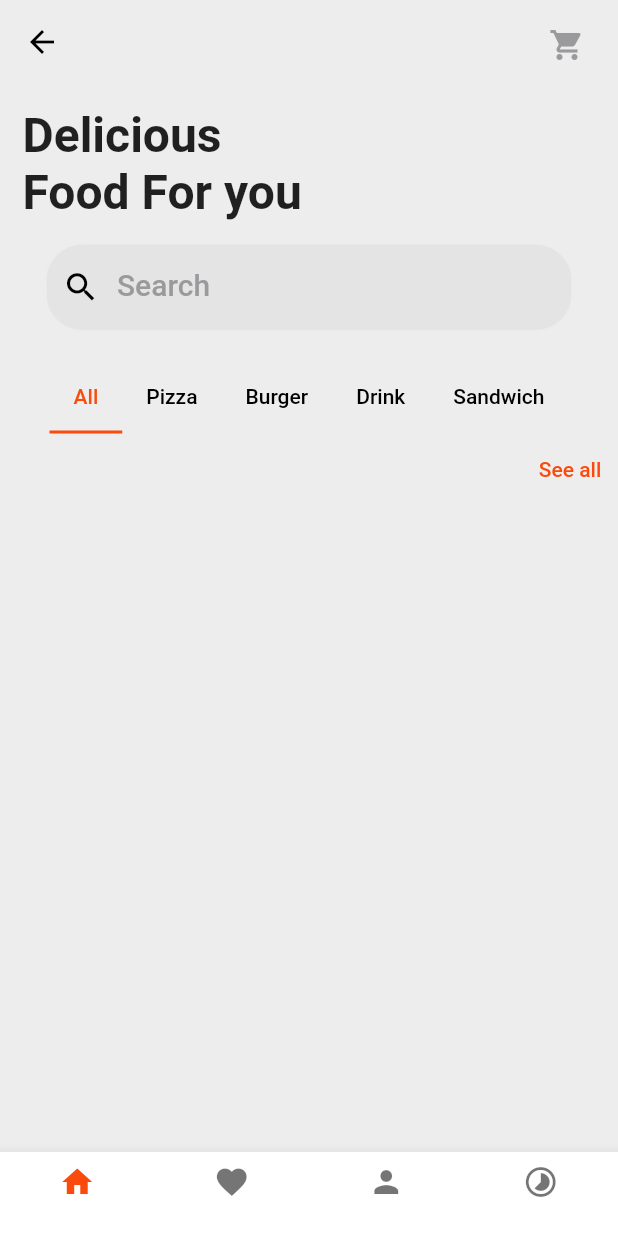
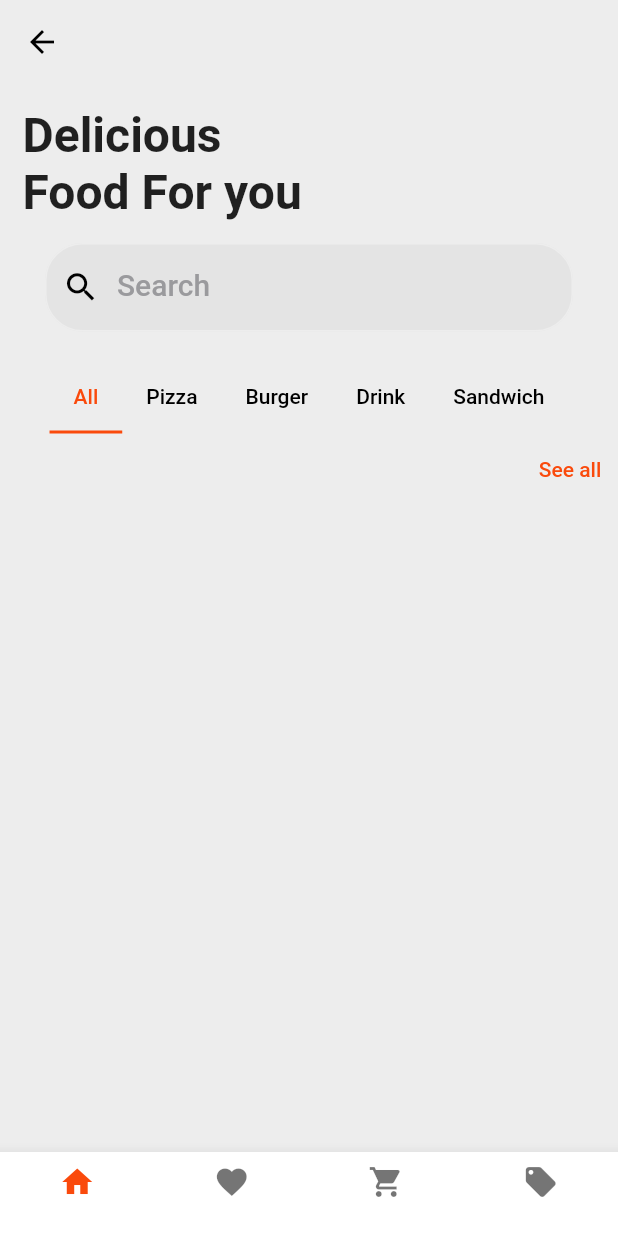
Before and after one commit to Kh-Anter/FPFlutter-Restorant, a Flutter app: the HomeScreen screen opened by its route, on a phone screen of 412 x 824 dp. Run offline on Flutter 3.47's test engine with Material 2 defaults, Android fonts, the phone set to English and light mode, and no system bars; drawn by our look-alikes of flutter_zoom_drawer; our stand-ins replace cloud_firestore, firebase_auth, firebase_core, font_awesome_flutter, get, google_sign_in and 1 more; missing offline and left inert: flutter_facebook_auth; accounts and stored records are empty; Roboto replaces fonts that are missing (SF-Pro-Rounded).

Commit message:
update bottom_nav & drawer

```diff
--- a/lib/screens/home/home.dart
+++ b/lib/screens/home/home.dart
@@ -6,6 +6,7 @@ import 'package:restorant/constants.dart';
 import 'package:restorant/getx/featchData.dart';
 import 'package:restorant/getx/home_ctl.dart';
 import 'package:restorant/controller/maincontroller.dart';
+import 'package:restorant/screens/Favorite.dart';
 import 'package:restorant/screens/aboutus.dart';
 import 'package:restorant/screens/home/cart.dart';
 import 'package:restorant/screens/offers.dart';
@@ -88,11 +89,10 @@ class _HomeScreenState extends State<HomeScreen> with TickerProviderStateMixin {
                 ListTile(
                     title: Row(
                   children: [
-                    const Icon(Icons.add_shopping_cart,
-                        color: Colors.white, size: 20),
+                    const Icon(Icons.timelapse, color: Colors.white, size: 20),
                     const SizedBox(width: 10),
                     TextButton(
-                      onPressed: () => Get.toNamed(CartPage.routeName),
+                      onPressed: () {},
                       child: const Text('Orders',
                           style: TextStyle(color: Colors.white, fontSize: 18)),
                     )
@@ -106,12 +106,12 @@ class _HomeScreenState extends State<HomeScreen> with TickerProviderStateMixin {
                 ListTile(
                     title: Row(
                   children: [
-                    const Icon(Icons.local_offer_outlined,
+                    const Icon(Icons.table_restaurant,
                         color: Colors.white, size: 20),
                     const SizedBox(width: 10),
                     TextButton(
-                      onPressed: () => Get.toNamed(Offers.routeName),
-                      child: const Text('Offer and promo',
+                      onPressed: () {},
+                      child: const Text('Book a table',
                           style: TextStyle(color: Colors.white, fontSize: 18)),
                     )
                   ],
@@ -126,12 +126,12 @@ class _HomeScreenState extends State<HomeScreen> with TickerProviderStateMixin {
                     title: Row(
                   children: [
                     const Icon(Icons.privacy_tip_outlined,
-                        color: Colors.white, size: 18),
+                        color: Colors.white, size: 20),
                     const SizedBox(width: 10),
                     TextButton(
                       onPressed: () => Get.to(() => Aboutus()),
                       child: const Text('About us',
-                          style: TextStyle(color: Colors.white, fontSize: 20)),
+                          style: TextStyle(color: Colors.white, fontSize: 18)),
                     )
                   ],
                 )),
@@ -144,9 +144,9 @@ class _HomeScreenState extends State<HomeScreen> with TickerProviderStateMixin {
                           onPressed: () {},
                           child: const Text('Sign-out',
                               style: TextStyle(
-                                  color: Colors.white, fontSize: 20))),
+                                  color: Colors.white, fontSize: 18))),
                       const Icon(Icons.arrow_forward_sharp,
-                          color: Colors.white, size: 18),
+                          color: Colors.white, size: 20),
                     ],
                   ),
                 ) //),
@@ -168,73 +168,65 @@ class _MainHomeState extends State<MainHome> {
   final FeatchController controller = Get.put(FeatchController());
   final HomeController home_ctl = Get.put(HomeController());
   // final _drawerController = ZoomDrawerController();
+  String appbar_title = "";
   String searchLabel = "Search";
+  int currentIndex = 0;
+  Widget body = HomeWidget();
 
   Widget build(BuildContext context) {
     var _size = SizeConfig(context);
     return Scaffold(
         backgroundColor: myBackgroundColor,
         appBar: AppBar(
-          backgroundColor: myBackgroundColor,
-          actions: [
-            Padding(
-                padding: const EdgeInsets.all(10.0),
-                child: IconButton(
-                    onPressed: () => Get.toNamed(CartPage.routeName),
-                    icon: const Icon(Icons.shopping_cart),
-                    color: mySecondTextColor))
-          ],
-        ),
-        body: Obx(() => _homeBody(home_ctl.bottomNavIndex.value)),
-        bottomNavigationBar: Obx(() => BottomNavigationBar(
+            backgroundColor: myBackgroundColor, title: Text(appbar_title)),
+        body: body, //_homeBody(),
+        bottomNavigationBar: //Obx(() =>
+            BottomNavigationBar(
           backgroundColor: Colors.white,
           selectedItemColor: myPrimaryColor,
           type: BottomNavigationBarType.fixed,
-              currentIndex: home_ctl.bottomNavIndex.value,
+          currentIndex: currentIndex, //home_ctl.bottomNavIndex.value,
           onTap: (index) {
-                home_ctl.changeIndex(index);
+            setState(() {
+              _setboodyAndTitle(index);
+              currentIndex = index;
+              //  home_ctl.changeIndex(index);
+            });
           },
           items: const [
-                BottomNavigationBarItem(
-                  icon: Icon(Icons.home),
-                  label: "",
-                ),
-                BottomNavigationBarItem(
-                  icon: Icon(Icons.favorite),
-                  label: "",
-                ),
-                BottomNavigationBarItem(
-                  icon: Icon(Icons.person),
-                  label: "",
-                ),
-                BottomNavigationBarItem(
-                  icon: Icon(Icons.timelapse),
-                  label: "",
-                ),
+            BottomNavigationBarItem(icon: Icon(Icons.home), label: ""),
+            BottomNavigationBarItem(icon: Icon(Icons.favorite), label: ""),
+            BottomNavigationBarItem(icon: Icon(Icons.shopping_cart), label: ""),
+            BottomNavigationBarItem(icon: Icon(Icons.local_offer), label: ""),
           ],
-            )));
+        ));
+    //);
   }
 
-  _homeBody(bottomNavIndex) {
+  _setboodyAndTitle(bottomNavIndex) {
     switch (bottomNavIndex) {
       case 0:
         {
-          return HomeWidget();
+          appbar_title = "";
+          body = HomeWidget();
         }
         break;
       case 1:
         {
-          return Center(child: Text("Favorite"));
+          appbar_title = "Favorite";
+          body = FavoritePage();
         }
         break;
       case 2:
         {
-          return Center(child: Text("Profile"));
+          appbar_title = "Cart";
+          body = CartPage();
         }
         break;
       case 3:
         {
-          return Center(child: Text("lll"));
+          appbar_title = "Offers";
+          body = Offers();
         }
         break;
     }
--- a/lib/screens/item_details.dart
+++ b/lib/screens/item_details.dart
@@ -41,7 +41,7 @@ class itemDetails extends StatelessWidget {
                 )
               ],
               leading: IconButton(
-                  onPressed: () => Get.off(HomeScreen()),
+                  onPressed: () => Get.back(),
                   icon: Icon(Icons.arrow_back_ios)),
             ),
             body: SafeArea(
```
Also changed, not shown: lib/screens/home/cart.dart (+2 -12 lines), lib/screens/offers.dart (+0 -13 lines). Lines whose indentation alone changed are shown as unchanged.
